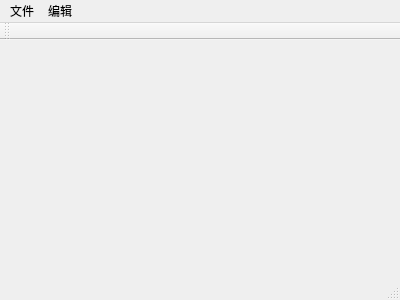
Above: BKOven/mainwindow.ui from Icemic/BKOven before the change. Below: the same form after it.
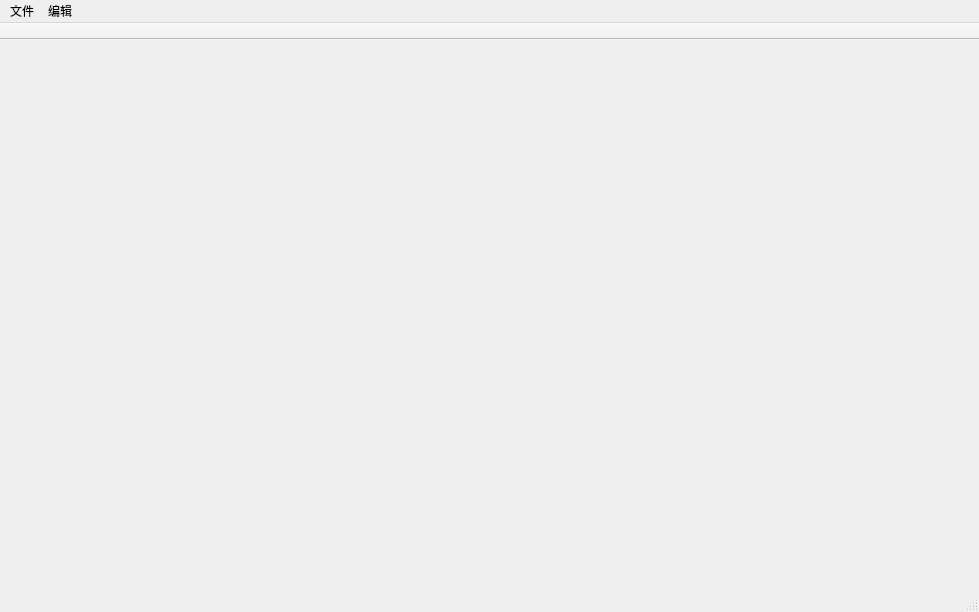
That is the form after the change.

```diff
--- a/BKOven/mainwindow.ui
+++ b/BKOven/mainwindow.ui
@@ -6,20 +6,24 @@
    <rect>
     <x>0</x>
     <y>0</y>
-    <width>400</width>
-    <height>300</height>
+    <width>979</width>
+    <height>612</height>
    </rect>
   </property>
   <property name="windowTitle">
    <string>MainWindow</string>
   </property>
-  <widget class="QWidget" name="centralWidget"/>
+  <widget class="QWidget" name="centralWidget">
+   <property name="enabled">
+    <bool>true</bool>
+   </property>
+  </widget>
   <widget class="QMenuBar" name="menuBar">
    <property name="geometry">
     <rect>
      <x>0</x>
      <y>0</y>
-     <width>400</width>
+     <width>979</width>
      <height>23</height>
     </rect>
    </property>
@@ -37,11 +41,23 @@
    <addaction name="menu_2"/>
   </widget>
   <widget class="QToolBar" name="mainToolBar">
+   <property name="movable">
+    <bool>false</bool>
+   </property>
+   <property name="iconSize">
+    <size>
+     <width>24</width>
+     <height>24</height>
+    </size>
+   </property>
+   <property name="floatable">
+    <bool>false</bool>
+   </property>
    <attribute name="toolBarArea">
     <enum>TopToolBarArea</enum>
    </attribute>
    <attribute name="toolBarBreak">
-    <bool>true</bool>
+    <bool>false</bool>
    </attribute>
   </widget>
   <widget class="QStatusBar" name="statusBar"/>
```
